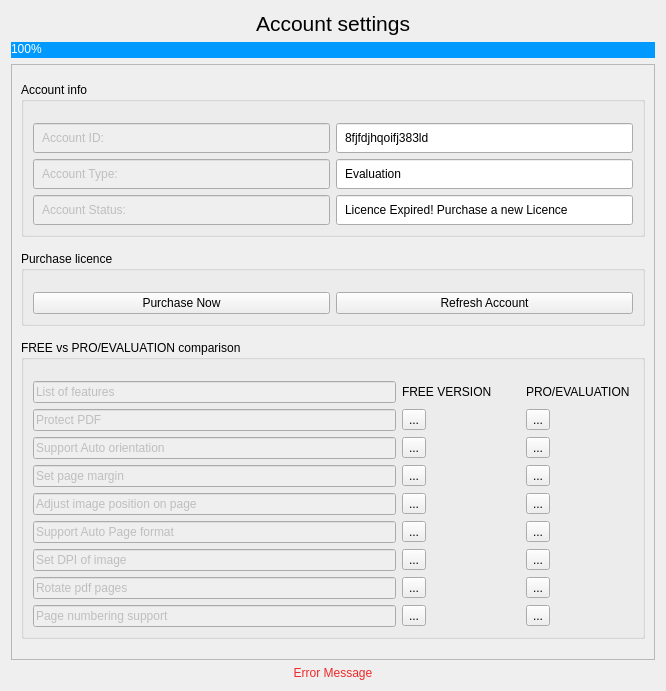
First picture: the form in src/account.ui, repository rishabh3354/JPG2PDF, before the edit.
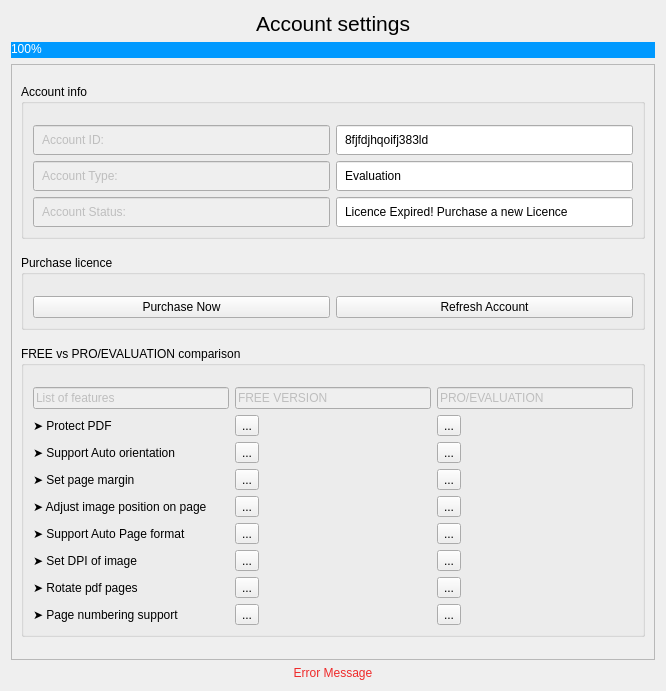
Second picture: the form after the edit. Icons and pictures are not drawn.

```diff
--- a/src/account.ui
+++ b/src/account.ui
@@ -89,9 +89,9 @@
       <property name="geometry">
        <rect>
         <x>0</x>
-        <y>0</y>
+        <y>-35</y>
         <width>632</width>
-        <height>634</height>
+        <height>626</height>
        </rect>
       </property>
       <layout class="QVBoxLayout" name="verticalLayout_2">
@@ -376,26 +376,6 @@
            <layout class="QHBoxLayout" name="horizontalLayout_11">
             <item>
              <layout class="QGridLayout" name="gridLayout_5">
-              <item row="5" column="0">
-               <widget class="QLineEdit" name="lineEdit_10">
-                <property name="enabled">
-                 <bool>false</bool>
-                </property>
-                <property name="styleSheet">
-                 <string notr="true"/>
-                </property>
-                <property name="text">
-                 <string>Adjust image position on page</string>
-                </property>
-               </widget>
-              </item>
-              <item row="8" column="1">
-               <widget class="QToolButton" name="toolButton_11">
-                <property name="text">
-                 <string>...</string>
-                </property>
-               </widget>
-              </item>
               <item row="9" column="1">
                <widget class="QToolButton" name="toolButton_21">
                 <property name="text">
@@ -403,7 +383,44 @@
                 </property>
                </widget>
               </item>
-              <item row="1" column="0">
+              <item row="5" column="2">
+               <widget class="QToolButton" name="toolButton_42">
+                <property name="text">
+                 <string>...</string>
+                </property>
+               </widget>
+              </item>
+              <item row="5" column="0">
+               <widget class="QLabel" name="label_4">
+                <property name="text">
+                 <string>➤ Set page margin</string>
+                </property>
+               </widget>
+              </item>
+              <item row="8" column="2">
+               <widget class="QToolButton" name="toolButton_5">
+                <property name="text">
+                 <string>...</string>
+                </property>
+               </widget>
+              </item>
+              <item row="2" column="2">
+               <widget class="QLineEdit" name="lineEdit_8">
+                <property name="enabled">
+                 <bool>false</bool>
+                </property>
+                <property name="styleSheet">
+                 <string notr="true"/>
+                </property>
+                <property name="text">
+                 <string>PRO/EVALUATION</string>
+                </property>
+                <property name="alignment">
+                 <set>Qt::AlignLeading|Qt::AlignLeft|Qt::AlignVCenter</set>
+                </property>
+               </widget>
+              </item>
+              <item row="2" column="0">
                <widget class="QLineEdit" name="lineEdit_3">
                 <property name="enabled">
                  <bool>false</bool>
@@ -416,21 +433,29 @@
                 </property>
                </widget>
               </item>
-              <item row="2" column="0">
-               <widget class="QLineEdit" name="lineEdit_5">
-                <property name="enabled">
-                 <bool>false</bool>
+              <item row="7" column="2">
+               <widget class="QToolButton" name="toolButton_44">
+                <property name="text">
+                 <string>...</string>
                 </property>
-                <property name="styleSheet">
-                 <string notr="true"/>
+               </widget>
+              </item>
+              <item row="3" column="2">
+               <widget class="QToolButton" name="toolButton_40">
+                <property name="text">
+                 <string>...</string>
                 </property>
+               </widget>
+              </item>
+              <item row="9" column="2">
+               <widget class="QToolButton" name="toolButton_6">
                 <property name="text">
-                 <string>Protect PDF</string>
+                 <string>...</string>
                 </property>
                </widget>
               </item>
-              <item row="6" column="3">
-               <widget class="QToolButton" name="toolButton_15">
+              <item row="10" column="1">
+               <widget class="QToolButton" name="toolButton_39">
                 <property name="text">
                  <string>...</string>
                 </property>
@@ -443,113 +468,57 @@
                 </property>
                </widget>
               </item>
-              <item row="1" column="2">
-               <spacer name="horizontalSpacer">
-                <property name="orientation">
-                 <enum>Qt::Horizontal</enum>
-                </property>
-                <property name="sizeType">
-                 <enum>QSizePolicy::Fixed</enum>
-                </property>
-                <property name="sizeHint" stdset="0">
-                 <size>
-                  <width>28</width>
-                  <height>20</height>
-                 </size>
-                </property>
-               </spacer>
-              </item>
-              <item row="5" column="1">
-               <widget class="QToolButton" name="toolButton_8">
+              <item row="9" column="0">
+               <widget class="QLabel" name="label_12">
                 <property name="text">
-                 <string>...</string>
-                </property>
-               </widget>
-              </item>
-              <item row="7" column="1">
-               <widget class="QToolButton" name="toolButton_10">
-                <property name="text">
-                 <string>...</string>
-                </property>
-               </widget>
-              </item>
-              <item row="4" column="0">
-               <widget class="QLineEdit" name="lineEdit_4">
-                <property name="enabled">
-                 <bool>false</bool>
-                </property>
-                <property name="styleSheet">
-                 <string notr="true"/>
-                </property>
-                <property name="text">
-                 <string>Set page margin</string>
-                </property>
-               </widget>
-              </item>
-              <item row="1" column="1">
-               <widget class="QLabel" name="label_2">
-                <property name="text">
-                 <string>FREE VERSION</string>
-                </property>
-               </widget>
-              </item>
-              <item row="4" column="3">
-               <widget class="QToolButton" name="toolButton">
-                <property name="text">
-                 <string>...</string>
+                 <string>➤ Rotate pdf pages</string>
                 </property>
                </widget>
               </item>
               <item row="6" column="0">
-               <widget class="QLineEdit" name="lineEdit_12">
-                <property name="enabled">
-                 <bool>false</bool>
-                </property>
-                <property name="styleSheet">
-                 <string notr="true"/>
-                </property>
+               <widget class="QLabel" name="label_10">
                 <property name="text">
-                 <string>Support Auto Page format</string>
+                 <string>➤ Adjust image position on page</string>
                 </property>
                </widget>
               </item>
-              <item row="8" column="3">
-               <widget class="QToolButton" name="toolButton_17">
-                <property name="text">
-                 <string>...</string>
-                </property>
-               </widget>
-              </item>
-              <item row="2" column="3">
-               <widget class="QToolButton" name="toolButton_5">
-                <property name="text">
-                 <string>...</string>
-                </property>
-               </widget>
-              </item>
-              <item row="5" column="3">
-               <widget class="QToolButton" name="toolButton_14">
-                <property name="text">
-                 <string>...</string>
-                </property>
-               </widget>
-              </item>
-              <item row="3" column="3">
-               <widget class="QToolButton" name="toolButton_6">
+              <item row="6" column="2">
+               <widget class="QToolButton" name="toolButton_43">
                 <property name="text">
                  <string>...</string>
                 </property>
                </widget>
               </item>
               <item row="3" column="1">
-               <widget class="QToolButton" name="toolButton_4">
+               <widget class="QToolButton" name="toolButton_3">
                 <property name="text">
                  <string>...</string>
                 </property>
                </widget>
               </item>
-              <item row="8" column="0">
-               <widget class="QLineEdit" name="lineEdit_9">
+              <item row="7" column="1">
+               <widget class="QToolButton" name="toolButton_36">
+                <property name="text">
+                 <string>...</string>
+                </property>
+               </widget>
+              </item>
+              <item row="4" column="2">
+               <widget class="QToolButton" name="toolButton_41">
+                <property name="text">
+                 <string>...</string>
+                </property>
+               </widget>
+              </item>
+              <item row="5" column="1">
+               <widget class="QToolButton" name="toolButton_34">
+                <property name="text">
+                 <string>...</string>
+                </property>
+               </widget>
+              </item>
+              <item row="2" column="1">
+               <widget class="QLineEdit" name="lineEdit_13">
                 <property name="enabled">
                  <bool>false</bool>
                 </property>
@@ -557,67 +526,52 @@
                  <string notr="true"/>
                 </property>
                 <property name="text">
-                 <string>Rotate pdf pages</string>
+                 <string>FREE VERSION</string>
                 </property>
-               </widget>
-              </item>
-              <item row="7" column="3">
-               <widget class="QToolButton" name="toolButton_16">
-                <property name="text">
-                 <string>...</string>
-                </property>
-               </widget>
-              </item>
-              <item row="9" column="3">
-               <widget class="QToolButton" name="toolButton_19">
-                <property name="text">
-                 <string>...</string>
+                <property name="alignment">
+                 <set>Qt::AlignLeading|Qt::AlignLeft|Qt::AlignVCenter</set>
                 </property>
                </widget>
               </item>
               <item row="3" column="0">
-               <widget class="QLineEdit" name="lineEdit_6">
-                <property name="enabled">
-                 <bool>false</bool>
+               <widget class="QLabel" name="label_2">
+                <property name="text">
+                 <string>➤ Protect PDF</string>
                 </property>
-                <property name="styleSheet">
-                 <string notr="true"/>
-                </property>
+               </widget>
+              </item>
+              <item row="8" column="0">
+               <widget class="QLabel" name="label_8">
                 <property name="text">
-                 <string>Support Auto orientation</string>
+                 <string>➤ Set DPI of image</string>
                 </property>
                </widget>
               </item>
               <item row="7" column="0">
-               <widget class="QLineEdit" name="lineEdit_11">
-                <property name="enabled">
-                 <bool>false</bool>
+               <widget class="QLabel" name="label_9">
+                <property name="text">
+                 <string>➤ Support Auto Page format</string>
                 </property>
-                <property name="styleSheet">
-                 <string notr="true"/>
-                </property>
+               </widget>
+              </item>
+              <item row="10" column="0">
+               <widget class="QLabel" name="label_11">
                 <property name="text">
-                 <string>Set DPI of image</string>
+                 <string>➤ Page numbering support</string>
                 </property>
                </widget>
               </item>
-              <item row="1" column="3">
+              <item row="4" column="0">
                <widget class="QLabel" name="label_3">
                 <property name="text">
-                 <string>PRO/EVALUATION </string>
+                 <string>➤ Support Auto orientation</string>
                 </property>
                </widget>
               </item>
-              <item row="9" column="0">
-               <widget class="QLineEdit" name="lineEdit_15">
-                <property name="enabled">
-                 <bool>false</bool>
-                </property>
-                <property name="styleSheet">
-                 <string notr="true"/>
-                </property>
+              <item row="10" column="2">
+               <widget class="QToolButton" name="toolButton">
                 <property name="text">
-                 <string>Page numbering support</string>
+                 <string>...</string>
                 </property>
                </widget>
               </item>
@@ -628,8 +582,8 @@
                 </property>
                </widget>
               </item>
-              <item row="2" column="1">
-               <widget class="QToolButton" name="toolButton_3">
+              <item row="8" column="1">
+               <widget class="QToolButton" name="toolButton_37">
                 <property name="text">
                  <string>...</string>
                 </property>
```
Left out of the diff: 6 changed lines with no effect on the pictures.
